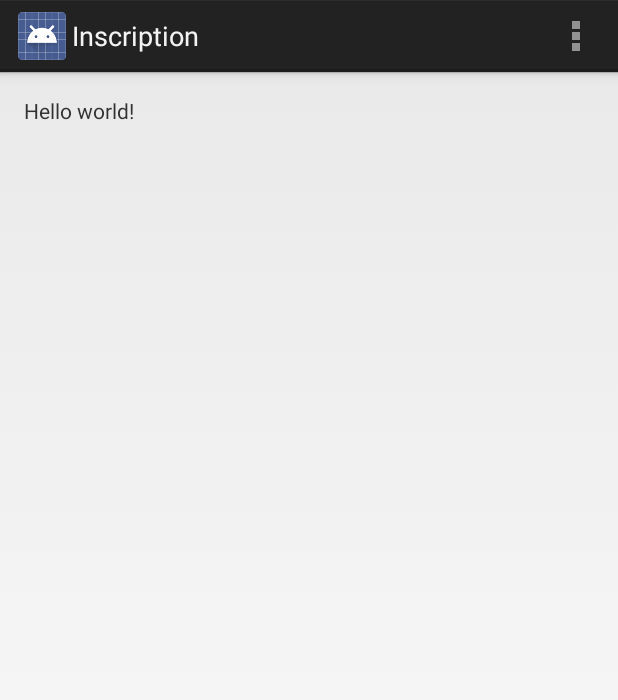
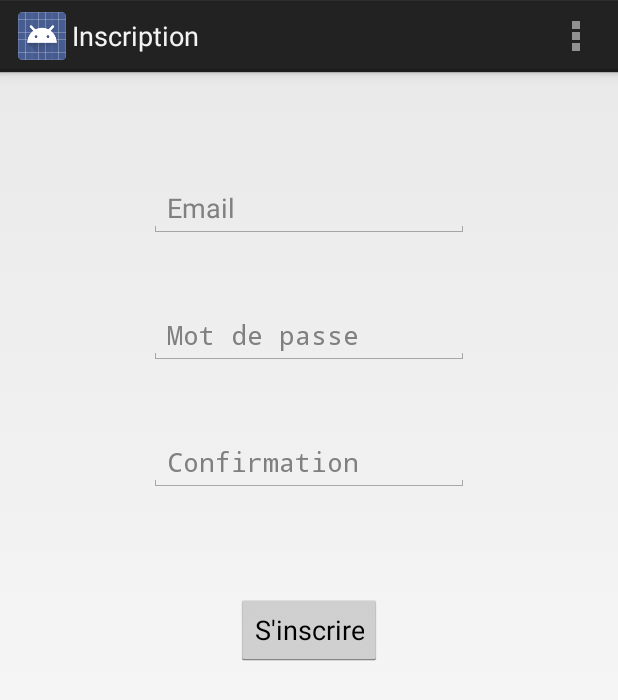
Before and after one commit to julie-romero/Destagram, an Android app: the RegisterActivity screen opened directly, with no data from a screen before it, on a phone screen of 412 x 824 dp. Shown: the top 700 px of the screen. Run offline under Robolectric (Android 15) with nearby library versions, the phone set to English and light mode, and no system bars.

Commit message:
Register Layout
Mise en forme du layout

```diff
--- a/app/src/main/java/com/pauphilet_romero/destagram/RegisterActivity.java
+++ b/app/src/main/java/com/pauphilet_romero/destagram/RegisterActivity.java
@@ -4,14 +4,29 @@ import android.app.Activity;
 import android.os.Bundle;
 import android.view.Menu;
 import android.view.MenuItem;
+import android.view.View;
+import android.widget.EditText;
 
 
 public class RegisterActivity extends Activity {
+
+    // booléen déterminant si une erreur est apparue lors de l'inscription
+    private Boolean error = true;
+    // champ texte de l'email
+    private EditText emailField;
+    // champ texte du mot de passe
+    private EditText passwordField;
+    // champ texte de la confirmation du mot de passe
+    private EditText passwordConfirmField;
 
     @Override
     protected void onCreate(Bundle savedInstanceState) {
         super.onCreate(savedInstanceState);
         setContentView(R.layout.activity_register);
+
+        emailField = (EditText) findViewById(R.id.emailField);
+        passwordField = (EditText) findViewById(R.id.passwordField);
+        passwordConfirmField = (EditText) findViewById(R.id.passwordConfirmField);
     }
 
 
@@ -36,4 +51,8 @@ public class RegisterActivity extends Activity {
 
         return super.onOptionsItemSelected(item);
     }
+
+    public void register(View view) {
+
+    }
 }
--- a/app/src/main/res/layout/activity_register.xml
+++ b/app/src/main/res/layout/activity_register.xml
@@ -6,7 +6,47 @@
     android:paddingBottom="@dimen/activity_vertical_margin"
     tools:context="com.pauphilet_romero.destagram.RegisterActivity">
 
-    <TextView android:text="@string/hello_world" android:layout_width="wrap_content"
-        android:layout_height="wrap_content" />
+    <EditText
+        android:layout_width="wrap_content"
+        android:layout_height="wrap_content"
+        android:inputType="textEmailAddress"
+        android:ems="10"
+        android:id="@+id/emailField"
+        android:layout_marginTop="55dp"
+        android:hint="Email"
+        android:layout_alignParentTop="true"
+        android:layout_alignLeft="@+id/passwordConfirmField" />
 
+    <EditText
+        android:layout_width="wrap_content"
+        android:layout_height="wrap_content"
+        android:inputType="textPassword"
+        android:ems="10"
+        android:id="@+id/passwordField"
+
+        android:hint="Mot de passe"
+        android:layout_below="@+id/emailField"
+        android:layout_alignLeft="@+id/emailField"
+        android:layout_marginTop="45dp" />
+
+    <EditText
+        android:layout_width="wrap_content"
+        android:layout_height="wrap_content"
+        android:inputType="textPassword"
+        android:ems="10"
+        android:id="@+id/passwordConfirmField"
+        android:hint="Confirmation"
+        android:layout_below="@+id/passwordField"
+        android:layout_centerHorizontal="true"
+        android:layout_marginTop="45dp" />
+
+    <Button
+        android:layout_width="wrap_content"
+        android:layout_height="wrap_content"
+        android:text="S'inscrire"
+        android:id="@+id/registerButton"
+        android:layout_marginTop="68dp"
+        android:layout_below="@+id/passwordConfirmField"
+        android:layout_centerHorizontal="true"
+        android:onClick="register" />
 </RelativeLayout>
```
